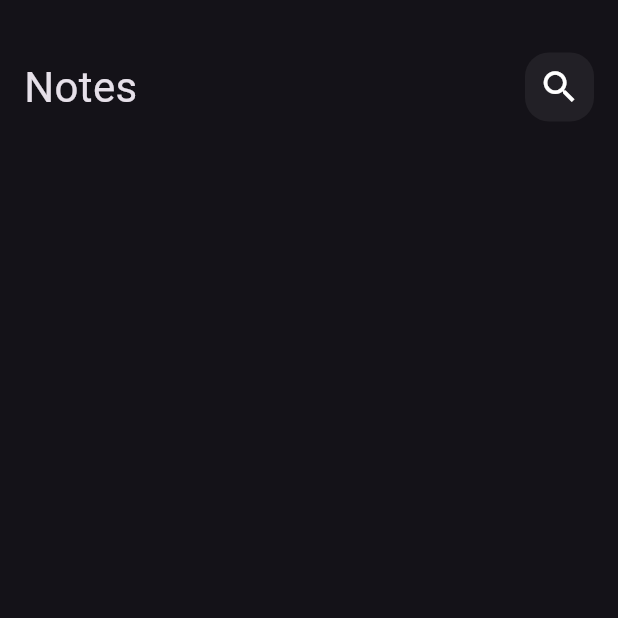
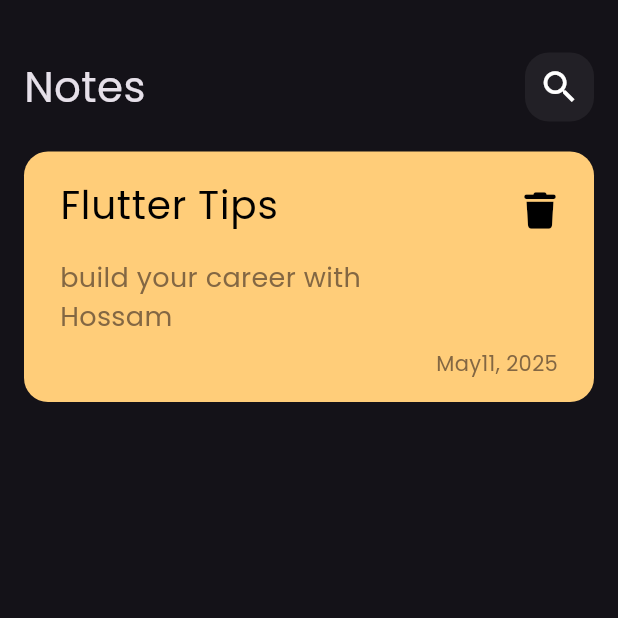
Before and after one commit to hossamramadan115/notes_app, a Flutter app: the screen it shows after launch, on a phone screen of 412 x 824 dp, the top half of it. Run offline on Flutter 3.47's test engine with Material 3 defaults, Android fonts, the phone set to English and light mode, and no system bars; our stand-ins replace font_awesome_flutter.

Commit message:
create custom node item

```diff
--- a/lib/main.dart
+++ b/lib/main.dart
@@ -12,9 +12,12 @@ class NotesApp extends StatelessWidget {
   @override
   Widget build(BuildContext context) {
     return MaterialApp(
-      theme: ThemeData(brightness: Brightness.dark),
+      theme: ThemeData(
+        brightness: Brightness.dark,
+        fontFamily: 'Poppins',
+      ),
       debugShowCheckedModeBanner: false,
-      home:const NotesView(),
+      home: const NotesView(),
     );
   }
 }
--- /dev/null
+++ b/lib/views/widgets/custom_note-item.dart
@@ -0,0 +1,54 @@
+import 'package:flutter/material.dart';
+import 'package:font_awesome_flutter/font_awesome_flutter.dart';
+
+
+class NoteItem extends StatelessWidget {
+  const NoteItem({super.key});
+
+  @override
+  Widget build(BuildContext context) {
+    return Container(
+      padding: EdgeInsets.only(left: 8, top: 8),
+      decoration: BoxDecoration(
+          color: Color(0xffFFCD79), borderRadius: BorderRadius.circular(16)),
+      child: Column(
+        crossAxisAlignment: CrossAxisAlignment.end,
+        children: [
+          ListTile(
+            title: Padding(
+              padding: const EdgeInsets.only(bottom: 16),
+              child: const Text(
+                'Flutter Tips',
+                style: TextStyle(fontSize: 26, color: Colors.black),
+              ),
+            ),
+            subtitle: const Text(
+              'build your career with Hossam',
+              style: TextStyle(
+                fontSize: 18,
+                color: Color(0xff836743),
+              ),
+            ),
+            trailing: Transform.translate(
+              offset: Offset(12, -30),
+              child: IconButton(
+                onPressed: () {},
+                icon:const Icon(FontAwesomeIcons.trash, color: Colors.black),
+              ),
+            ),
+          ),
+          Padding(
+            padding: const EdgeInsets.only(right: 24, bottom: 16),
+            child: const Text(
+              'May11, 2025',
+              style: TextStyle(
+                fontSize: 14,
+                color: Color(0xff836743),
+              ),
+            ),
+          ),
+        ],
+      ),
+    );
+  }
+}
--- a/lib/views/widgets/notes_view_body.dart
+++ b/lib/views/widgets/notes_view_body.dart
@@ -1,5 +1,6 @@
 import 'package:flutter/material.dart';
 import 'package:notes_app/views/widgets/custom_app_bar.dart';
+import 'package:notes_app/views/widgets/custom_note-item.dart';
 
 class NotesViewBody extends StatelessWidget {
   const NotesViewBody({super.key});
@@ -12,6 +13,8 @@ class NotesViewBody extends StatelessWidget {
         children: [
           SizedBox(height: 35),
           CustomAppBar(),
+          SizedBox(height: 20),
+          NoteItem(),
         ],
       ),
     );
```
Also changed, not shown: pubspec.yaml (+6 -6 lines), assets/fonts/Poppins-Regular.ttf (added), pubspec.lock.
